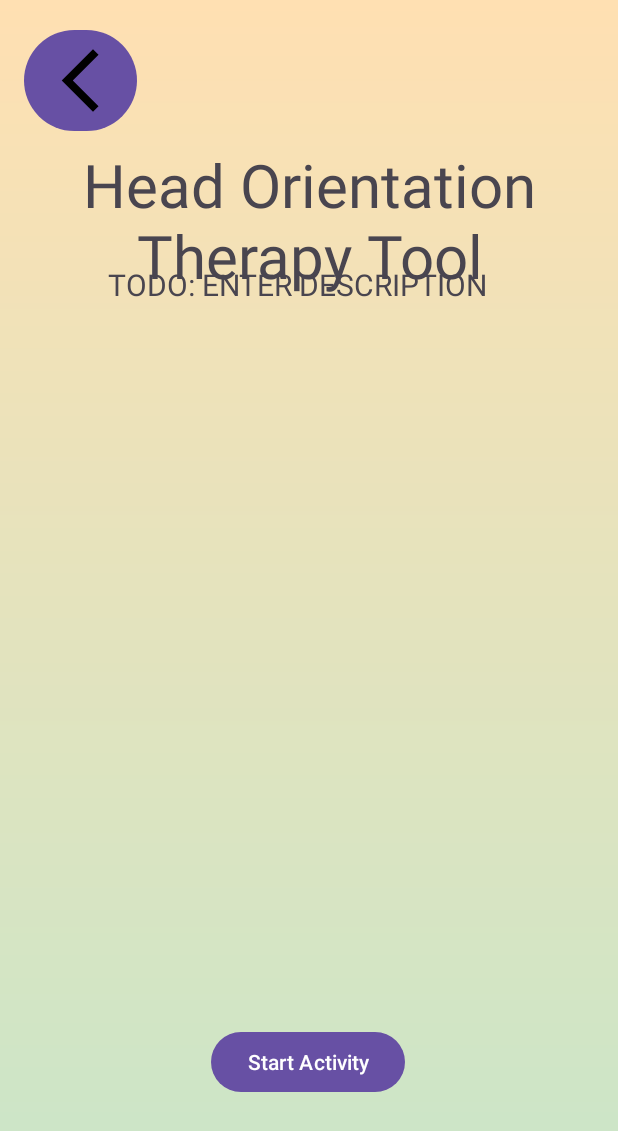
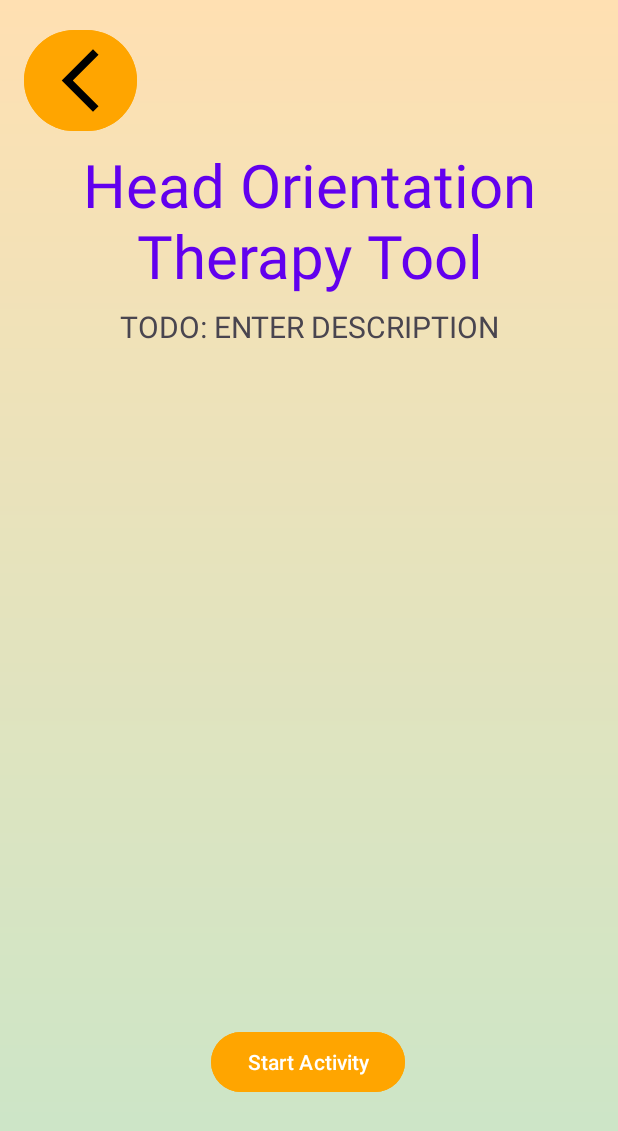
Before and after one commit to degoedek/eTherapyII, an Android app: the TherapySelection screen opened directly, with no data from a screen before it, after a tap on "Head Orientation Training Tool", on a phone screen of 412 x 824 dp. Shown: the top 1131 px of the screen. Run offline under Robolectric (Android 15) with nearby library versions, the phone set to English and light mode, and no system bars.

Commit message:
Minor Color Corrections

```diff
--- a/app/src/main/res/layout/activity_therapy_description.xml
+++ b/app/src/main/res/layout/activity_therapy_description.xml
@@ -17,6 +17,7 @@
         android:gravity="center"
         android:text="title placeholder"
         android:textSize="40sp"
+        android:textColor="@color/purple_500"
         app:layout_constraintEnd_toEndOf="parent"
         app:layout_constraintHorizontal_bias="0.496"
         app:layout_constraintStart_toStartOf="parent"
@@ -26,12 +27,12 @@
         android:id="@+id/description_body"
         android:layout_width="wrap_content"
         android:layout_height="wrap_content"
-        android:layout_marginTop="176dp"
+        android:layout_marginTop="204dp"
         android:gravity="center"
         android:text="body placeholder"
         android:textSize="20sp"
         app:layout_constraintEnd_toEndOf="parent"
-        app:layout_constraintHorizontal_bias="0.451"
+        app:layout_constraintHorizontal_bias="0.498"
         app:layout_constraintStart_toStartOf="parent"
         app:layout_constraintTop_toTopOf="parent" />
 
@@ -41,6 +42,7 @@
         android:layout_height="wrap_content"
         android:layout_marginBottom="92dp"
         android:text="@string/start_activity"
+        android:backgroundTint="@color/orange"
         app:layout_constraintBottom_toBottomOf="parent"
         app:layout_constraintEnd_toEndOf="parent"
         app:layout_constraintHorizontal_bias="0.498"
@@ -52,6 +54,7 @@
         android:layout_height="75dp"
         android:layout_marginTop="16dp"
         android:text=""
+        android:backgroundTint="@color/orange"
         app:layout_constraintEnd_toEndOf="parent"
         app:layout_constraintHorizontal_bias="0.047"
         app:layout_constraintStart_toStartOf="parent"
--- a/app/src/main/res/layout/activity_therapy_selection.xml
+++ b/app/src/main/res/layout/activity_therapy_selection.xml
@@ -27,6 +27,7 @@
         android:layout_height="wrap_content"
         android:layout_marginTop="28dp"
         android:text="@string/head_orientation_training_tool"
+        android:backgroundTint="@color/orange"
         app:layout_constraintEnd_toEndOf="parent"
         app:layout_constraintHorizontal_bias="0.498"
         app:layout_constraintStart_toStartOf="parent"
```
